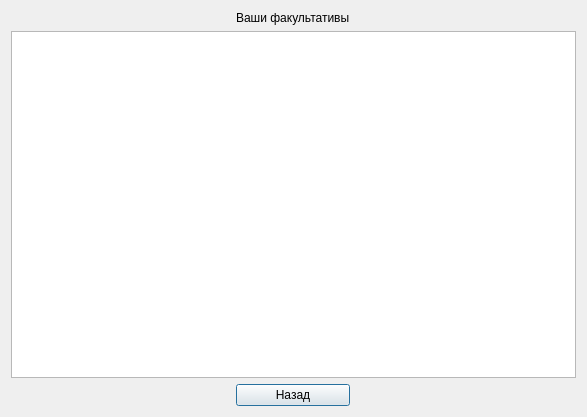
The window that Project_files/teacherfacultativeswindow.ui (cry4alone/FacultativPRO) describes before a commit, drawn with Qt 5.
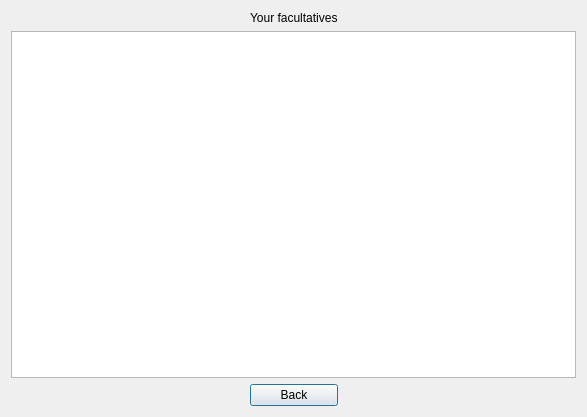
The same window after the commit.

What changed in the file:
```diff
--- a/Project_files/teacherfacultativeswindow.ui
+++ b/Project_files/teacherfacultativeswindow.ui
@@ -17,7 +17,7 @@
    <item row="0" column="1">
     <widget class="QLabel" name="label">
      <property name="text">
-      <string>Ваши факультативы</string>
+      <string>Your facultatives</string>
      </property>
     </widget>
    </item>
@@ -40,7 +40,7 @@
    <item row="2" column="1">
     <widget class="QPushButton" name="pushButton">
      <property name="text">
-      <string>Назад</string>
+      <string>Back</string>
      </property>
     </widget>
    </item>
```
